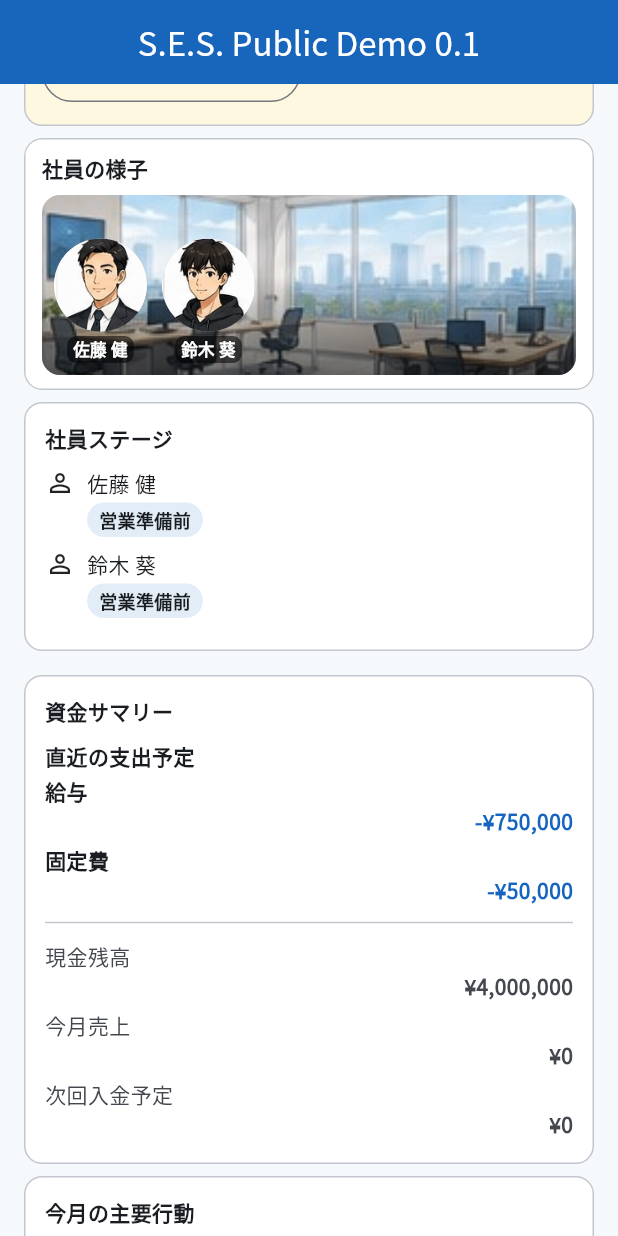
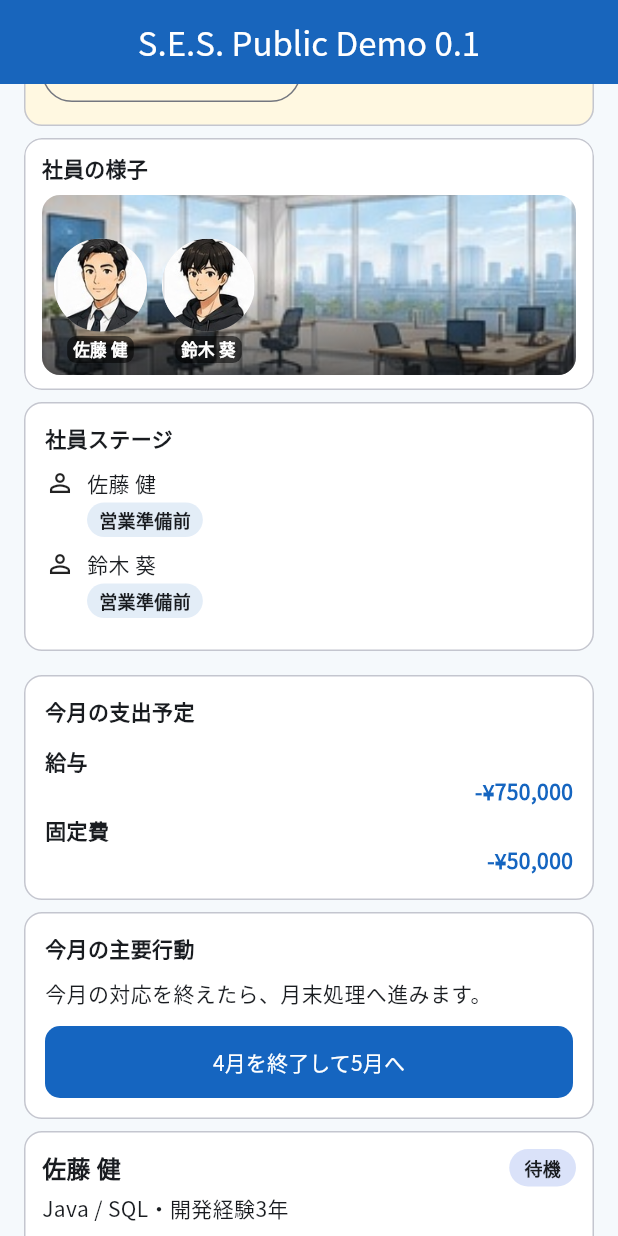
Before and after one commit to perusonao/smile_enjoy_story, a Flutter app: the PublicDemo01PlaceholderScreen screen opened directly, scrolled down 576 dp, on a phone screen of 412 x 824 dp. Run offline on Flutter 3.47's test engine with Material 3 defaults, Android fonts, the phone set to English and light mode, and no system bars; our stand-ins replace shared_preferences; accounts and stored records are empty.

Commit message:
fix(public-demo): trim remaining HOME duplication (First Fun Year UI Phase 1)
The new HOME dashboard's first-view ordering (month -> critical alert ->
compact KPI -> recommended action) was already implemented and tested on
main by prior HOME-RUNTIME-2A/2B/2C work. This closes the remaining
duplication named in the First Fun Year UI Phase 1 review:

- PublicDemoFinanceSummarySection ("資金サマリー") duplicated cash/revenue/
  next-payment already shown by the compact KPI, plus a warning banner
  already shown by the cash-shortage/bankruptcy cards above HOME. Trimmed
  to payroll/fixed-costs (the two figures the KPI does not carry) and
  retitled "今月の支出予定".
- Removed a literal duplicate of the compact KPI's 参画/待機 figures from
  the July recap block.
- Capped PublicDemoEmployeeStageSection at 4 visible employees + a "他N名"
  overflow line, matching the Office Stage's existing overflow idiom, so
  the card no longer grows unbounded with roster size.

No Domain/Finance/Persistence change. Tests updated to assert the same
facts through their one remaining, correctly-keyed home rather than
weakened.

Co-Authored-By: Claude Sonnet 5 <noreply@anthropic.com>
Claude-Session: https://claude.ai/code/session_01URL7yDADRU79qJnw8vXTuv

```diff
--- a/lib/ui/public_demo/public_demo_01_placeholder_screen.dart
+++ b/lib/ui/public_demo/public_demo_01_placeholder_screen.dart
@@ -253,22 +253,20 @@ class _S extends State<PublicDemo01PlaceholderScreen> {
   /// payroll authorities already produced. The latest close owns the
   /// historical payroll/fixed-cost figures; before the first close, the
   /// established baseline constants are the only figures available.
+  ///
+  /// SES-FIRST-FUN-YEAR-UI-PHASE-1: this used to also carry cash, revenue,
+  /// pendingRevenue, and a shortage/bankruptcy `warning` string — all three
+  /// figures already render every build in the compact KPI
+  /// (`PublicDemoHomeDashboardSection` -> `KpiSection.compact`), and the
+  /// warning duplicated `PublicDemoCashShortageCard`/the bankruptcy
+  /// terminal card, both composed above this section. Trimmed to
+  /// payroll/fixedCosts, the two figures the KPI does not carry.
   PublicDemoFinanceSummaryModel get _financeSummary {
     final latest = s.latestMonthlyCashFlow;
-    final warning = switch (s.financialStatus) {
-      PublicDemoFinancialStatus.cashShortage => '資金不足です。必要な対応を確認してください。',
-      PublicDemoFinancialStatus.bankruptcy ||
-      PublicDemoFinancialStatus.marchCashShortageFailure => '資金繰りの結果を確認してください。',
-      PublicDemoFinancialStatus.normal => null,
-    };
     return PublicDemoFinanceSummaryModel(
-      cash: s.cash,
-      revenue: _homeDashboardData.revenue,
       payroll: latest?.salaryPaid ?? PublicDemoSalary.initialTotalMonthlySalary,
       fixedCosts:
           latest?.fixedCostsPaid ?? PublicDemoSalary.otherMonthlyFixedCost,
-      nextMonthEstimate: s.pendingRevenue,
-      warning: warning,
     );
   }
 
@@ -2293,9 +2291,10 @@ class _S extends State<PublicDemo01PlaceholderScreen> {
                             '7月開始結果',
                             style: Theme.of(c).textTheme.titleLarge,
                           ),
-                          Text(
-                            '参画 ${s.engineersAssigned}名 / 待機 ${s.engineersWaiting}名',
-                          ),
+                          // SES-FIRST-FUN-YEAR-UI-PHASE-1: the 参画/待機
+                          // headcount line that used to render here is
+                          // removed — it duplicated the always-visible
+                          // compact KPI's 参画/待機 tiles verbatim.
                           for (final a in workflow.assignments)
                             ListTile(
                               title: Text(a.engineerName),
--- a/lib/ui/public_demo/public_demo_home_presentation_components.dart
+++ b/lib/ui/public_demo/public_demo_home_presentation_components.dart
@@ -34,22 +34,22 @@ class PublicDemoImportantEventItem {
 }
 
 /// Finance values already calculated by the finance/state authority.
+///
+/// SES-FIRST-FUN-YEAR-UI-PHASE-1: this model used to also carry `cash`,
+/// `revenue`, `nextMonthEstimate`, and a `warning` banner, all of which
+/// duplicated figures the compact KPI (`KpiSection.compact`,
+/// `PublicDemoHomeDashboardSection`) already shows on every build, and a
+/// warning already shown above HOME by `PublicDemoCashShortageCard` /
+/// the bankruptcy terminal card. Trimmed to the two figures the KPI does
+/// not carry — this section's remaining, non-duplicate reason to exist.
 class PublicDemoFinanceSummaryModel {
   const PublicDemoFinanceSummaryModel({
-    required this.cash,
-    required this.revenue,
     required this.payroll,
     required this.fixedCosts,
-    required this.nextMonthEstimate,
-    this.warning,
   });
 
-  final int cash;
-  final int revenue;
   final int payroll;
   final int fixedCosts;
-  final int nextMonthEstimate;
-  final String? warning;
 }
 
 /// The already-resolved primary action for this month.
@@ -72,14 +72,27 @@ class PublicDemoEmployeeStageSection extends StatelessWidget {
 
   final List<PublicDemoEmployeeStageItem> employees;
 
+  /// SES-FIRST-FUN-YEAR-UI-PHASE-1: this HOME summary used to render every
+  /// employee unconditionally, so the card's height grew without bound as
+  /// the roster grew across the fiscal year — the "大型employee card" the
+  /// First Fun Year UI review named as HOME bloat. Capped at the same
+  /// overflow idiom the Office Stage above it already uses ("+N名"), so the
+  /// card stays a bounded summary rather than a second full roster list;
+  /// the always-reachable per-employee cards further down the screen are
+  /// still where every individual employee's detail and actions live.
+  static const int _maxVisible = 4;
+
   @override
-  Widget build(BuildContext context) => _HomeSectionCard(
+  Widget build(BuildContext context) {
+    final visible = employees.take(_maxVisible).toList(growable: false);
+    final hidden = employees.length - visible.length;
+    return _HomeSectionCard(
       title: '社員ステージ',
       child: employees.isEmpty
           ? const Text('表示できる社員はいません')
           : Column(
               children: [
-              for (final employee in employees)
+                for (final employee in visible)
                   Padding(
                     padding: const EdgeInsets.only(bottom: 8),
                     child: Column(
@@ -105,9 +118,19 @@ class PublicDemoEmployeeStageSection extends StatelessWidget {
                       ],
                     ),
                   ),
+                if (hidden > 0)
+                  Align(
+                    alignment: Alignment.centerLeft,
+                    child: Text(
+                      '他$hidden名',
+                      key: const Key('public-demo-employee-stage-more'),
+                      style: Theme.of(context).textTheme.bodySmall,
+                    ),
+                  ),
               ],
             ),
     );
+  }
 }
 
 class PublicDemoImportantEventsSection extends StatelessWidget {
@@ -149,35 +172,12 @@ class PublicDemoFinanceSummarySection extends StatelessWidget {
   @override
   Widget build(BuildContext context) => _HomeSectionCard(
     cardKey: const Key('public-demo-finance-summary'),
-    title: '資金サマリー',
+    title: '今月の支出予定',
     child: Column(
       crossAxisAlignment: CrossAxisAlignment.stretch,
       children: [
-        if (summary.warning != null) ...[
-          Semantics(
-            label: '資金警告: ${summary.warning}',
-            child: Container(
-              width: double.infinity,
-              padding: const EdgeInsets.all(10),
-              decoration: BoxDecoration(
-                color: Colors.red.shade50,
-                borderRadius: BorderRadius.circular(8),
-              ),
-              child: Text(
-                summary.warning!,
-                style: TextStyle(color: Colors.red.shade900),
-              ),
-            ),
-          ),
-          const SizedBox(height: 10),
-        ],
-        const Text('直近の支出予定', style: TextStyle(fontWeight: FontWeight.w600)),
-        _FinanceRow('給与', summary.payroll, emphasis: true, expense: true),
-        _FinanceRow('固定費', summary.fixedCosts, emphasis: true, expense: true),
-        const Divider(height: 18),
-        _FinanceRow('現金残高', summary.cash, subdued: true),
-        _FinanceRow('今月売上', summary.revenue, subdued: true),
-        _FinanceRow('次回入金予定', summary.nextMonthEstimate, subdued: true),
+        _FinanceRow('給与', summary.payroll),
+        _FinanceRow('固定費', summary.fixedCosts),
       ],
     ),
   );
@@ -251,19 +251,16 @@ class _ImportantEventCard extends StatelessWidget {
   }
 }
 
+/// One "支出" (expense) line: a bold label and its bold, negatively-signed
+/// yen amount. Both remaining callers (給与, 固定費) are expense rows, so
+/// SES-FIRST-FUN-YEAR-UI-PHASE-1 dropped the `emphasis`/`expense`/`subdued`
+/// flags this used to take — they only ever varied between the deleted
+/// cash/revenue/nextMonthEstimate rows, never between these two.
 class _FinanceRow extends StatelessWidget {
-  const _FinanceRow(
-    this.label,
-    this.amount, {
-    this.emphasis = false,
-    this.expense = false,
-    this.subdued = false,
-  });
+  const _FinanceRow(this.label, this.amount);
+
   final String label;
   final int amount;
-  final bool emphasis;
-  final bool expense;
-  final bool subdued;
 
   @override
   Widget build(BuildContext context) => Padding(
@@ -271,26 +268,14 @@ class _FinanceRow extends StatelessWidget {
     child: Column(
       crossAxisAlignment: CrossAxisAlignment.start,
       children: [
-        Text(
-          label,
-          style: TextStyle(
-            fontWeight: emphasis ? FontWeight.bold : FontWeight.normal,
-            color: subdued
-                ? Theme.of(context).colorScheme.onSurfaceVariant
-                : null,
-          ),
-        ),
+        Text(label, style: const TextStyle(fontWeight: FontWeight.bold)),
         Align(
           alignment: Alignment.centerRight,
           child: Text(
-            '${expense ? '-' : ''}${formatYen(amount)}',
-            style: TextStyle(
+            '-${formatYen(amount)}',
+            style: const TextStyle(
               fontWeight: FontWeight.w600,
-              color: emphasis
-                  ? SesTheme.primaryBlue
-                  : subdued
-                  ? Theme.of(context).colorScheme.onSurfaceVariant
-                  : null,
+              color: SesTheme.primaryBlue,
             ),
           ),
         ),
```
Also changed, not shown: 5 other files. Lines whose indentation alone changed are shown as unchanged.
